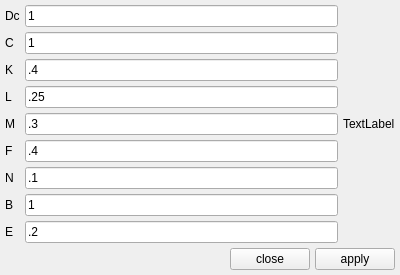
First picture: the form in gui/uifiles/cyclone.ui, repository truongd8593/mfix, before the edit.
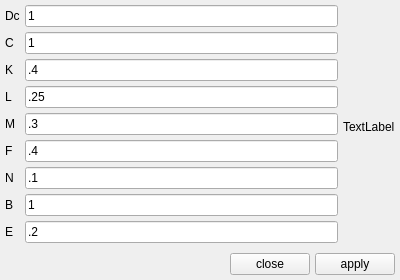
Second picture: the form after the edit.

The edit to the form file:
```diff
--- a/gui/uifiles/cyclone.ui
+++ b/gui/uifiles/cyclone.ui
@@ -7,7 +7,7 @@
     <x>0</x>
     <y>0</y>
     <width>400</width>
-    <height>258</height>
+    <height>263</height>
    </rect>
   </property>
   <property name="windowTitle">
@@ -146,7 +146,7 @@
      </property>
     </widget>
    </item>
-   <item row="18" column="0" colspan="3">
+   <item row="19" column="0" colspan="3">
     <widget class="QWidget" name="widget" native="true">
      <layout class="QHBoxLayout" name="horizontalLayout">
       <property name="spacing">
@@ -185,7 +185,20 @@
      </layout>
     </widget>
    </item>
-   <item row="0" column="2" rowspan="9">
+   <item row="9" column="1">
+    <spacer name="verticalSpacer">
+     <property name="orientation">
+      <enum>Qt::Vertical</enum>
+     </property>
+     <property name="sizeHint" stdset="0">
+      <size>
+       <width>20</width>
+       <height>40</height>
+      </size>
+     </property>
+    </spacer>
+   </item>
+   <item row="0" column="2" rowspan="10">
     <widget class="QLabel" name="label_image">
      <property name="text">
       <string>TextLabel</string>
```
Left out of the diff: 46 changed lines with no effect on the pictures.
